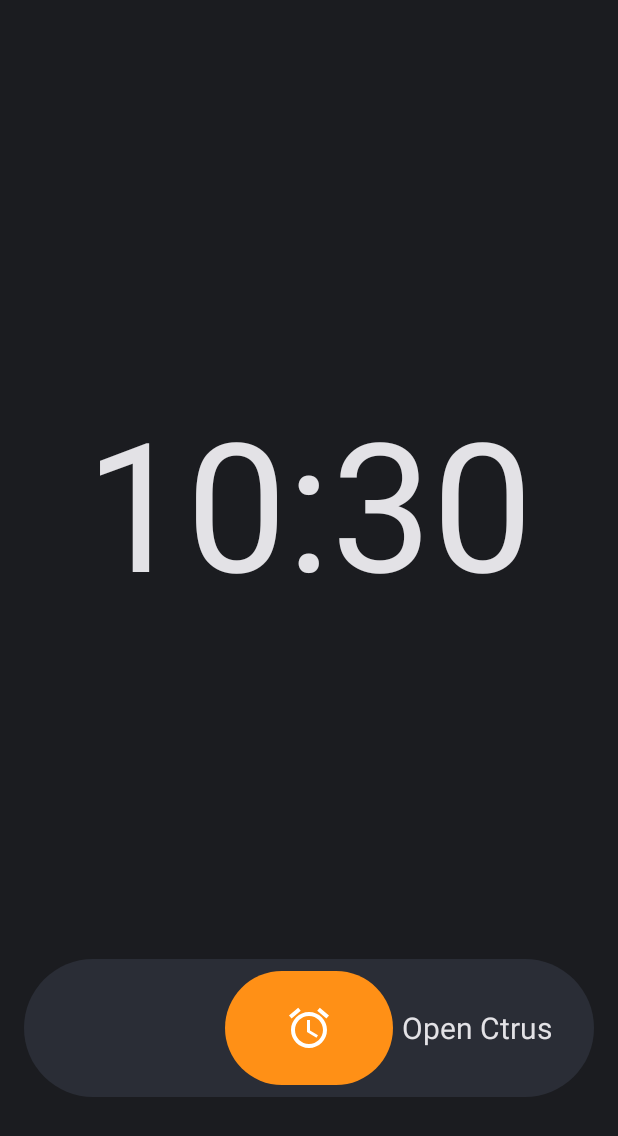
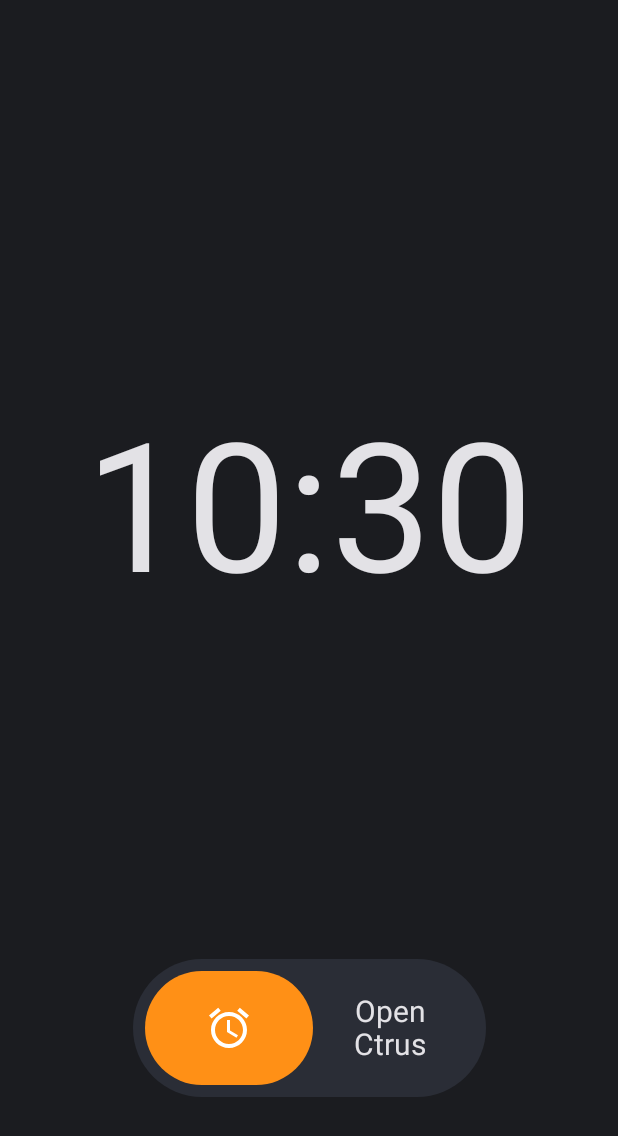
Before and after one commit to Ctrus-dev/Ctrus-Android---Fresh-Start-Every-Tap, an Android app built with Jetpack Compose: the AlarmActivity screen opened directly, with no data from a screen before it, on a phone screen of 412 x 824 dp. Shown: the top 1136 px of the screen. Run offline under Robolectric (Android 15) with nearby library versions, the phone set to English and light mode, and no system bars; network calls fail; 1 statement that could not run was skipped.

Commit message:
Drop the snooze half of the alarm control when snooze is off
Without snooze the alarm screen shows a shorter, centred track with the
pill and "Open Ctrus" only; the Pixel Clock can't turn snooze off, so
there was nothing to copy. The labels' lines are centred on each other
either way. Also points the running-profile-first notes at iOS 24c96a3,
which does the same.

Co-Authored-By: Claude Opus 5.5 <noreply@anthropic.com>

```diff
--- a/app/src/main/java/mo/dev/ctrus/alarm/AlarmActivity.kt
+++ b/app/src/main/java/mo/dev/ctrus/alarm/AlarmActivity.kt
@@ -247,7 +247,8 @@ private fun AlarmScreen(
 /**
  * The Pixel Clock's alarm control: a pill with the alarm icon in the middle of a track, dragged
  * left to snooze or right to open Ctrus (where reading the Ctrus stops it). Let go early and it
- * springs back. Without snooze, only the right side does anything.
+ * springs back. Without snooze (the Pixel always has it), the snooze half goes: a shorter track,
+ * centred, with the pill at its start and "Open Ctrus" after it, dragged right.
  */
 @Composable
 private fun AlarmSlider(themeColor: Color, showsSnooze: Boolean, onSnooze: () -> Unit, onOpen: () -> Unit) {
@@ -260,28 +261,42 @@ private fun AlarmSlider(themeColor: Color, showsSnooze: Boolean, onSnooze: () ->
 
     BoxWithConstraints(
         modifier = Modifier
-            .fillMaxWidth()
+            .fillMaxWidth(if (showsSnooze) 1f else 0.62f)
             .height(trackHeight)
             .clip(CircleShape)
             .background(AlarmTrack),
-        contentAlignment = Alignment.Center,
+        contentAlignment = if (showsSnooze) Alignment.Center else Alignment.CenterStart,
     ) {
-        val maxOffset = with(density) { ((maxWidth - pillWidth) / 2 - inset).toPx() }.coerceAtLeast(0f)
+        // With snooze the pill rests in the middle and moves both ways; without, it rests at the start.
+        val maxOffset = with(density) {
+            (if (showsSnooze) (maxWidth - pillWidth) / 2 - inset else maxWidth - pillWidth - inset * 2).toPx()
+        }.coerceAtLeast(0f)
         val minOffset = if (showsSnooze) -maxOffset else 0f
+        if (showsSnooze) {
             Row(
                 modifier = Modifier.fillMaxWidth().padding(horizontal = 28.dp),
                 verticalAlignment = Alignment.CenterVertically,
             ) {
                 Box(Modifier.weight(1f), contentAlignment = Alignment.CenterStart) {
-                if (showsSnooze) SliderLabel(stringResource(R.string.alarm_snooze))
+                    SliderLabel(stringResource(R.string.alarm_snooze), textAlign = TextAlign.Center)
                 }
                 Spacer(Modifier.width(pillWidth))
+                // Its lines centred on each other, as without snooze ("Abrir o" / "Ctrus").
                 Box(Modifier.weight(1f), contentAlignment = Alignment.CenterEnd) {
-                SliderLabel(stringResource(R.string.alarm_open_ctrus), textAlign = TextAlign.End)
+                    SliderLabel(stringResource(R.string.alarm_open_ctrus), textAlign = TextAlign.Center)
+                }
+            }
+        } else {
+            Box(
+                modifier = Modifier.fillMaxWidth().padding(start = pillWidth + inset * 2, end = 20.dp),
+                contentAlignment = Alignment.Center,
+            ) {
+                SliderLabel(stringResource(R.string.alarm_open_ctrus), textAlign = TextAlign.Center)
             }
         }
         Box(
             modifier = Modifier
+                .padding(horizontal = if (showsSnooze) 0.dp else inset)
                 .offset { IntOffset(offset.value.roundToInt(), 0) }
                 .size(width = pillWidth, height = trackHeight - inset * 2)
                 .clip(CircleShape)
--- a/app/src/main/java/mo/dev/ctrus/ui/home/HomeScreen.kt
+++ b/app/src/main/java/mo/dev/ctrus/ui/home/HomeScreen.kt
@@ -317,8 +317,7 @@ fun HomeScreen(
                     }
                 }
                 // The running profile is shown first, only while it runs: the stored order isn't
-                // touched, so it's back in its own place once the session ends. Android-only for
-                // now (the user's call, 2026-11-01).
+                // touched, so it's back in its own place once the session ends (iOS 24c96a3).
                 val shownProfiles = profiles.sortedByDescending { it.id == activeProfile?.id }
                 items(shownProfiles, key = { it.id }) { profile ->
                     val isActive = profile.id == activeProfile?.id
```
Also changed, not shown: 1 other file. Lines whose indentation alone changed are shown as unchanged.
